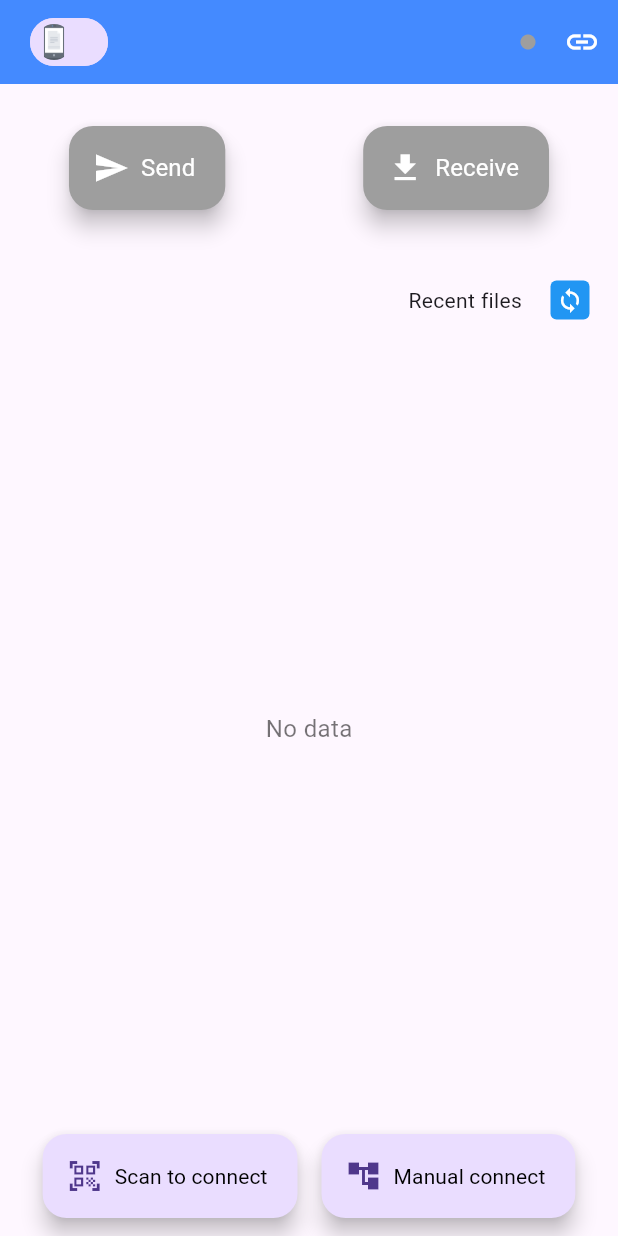
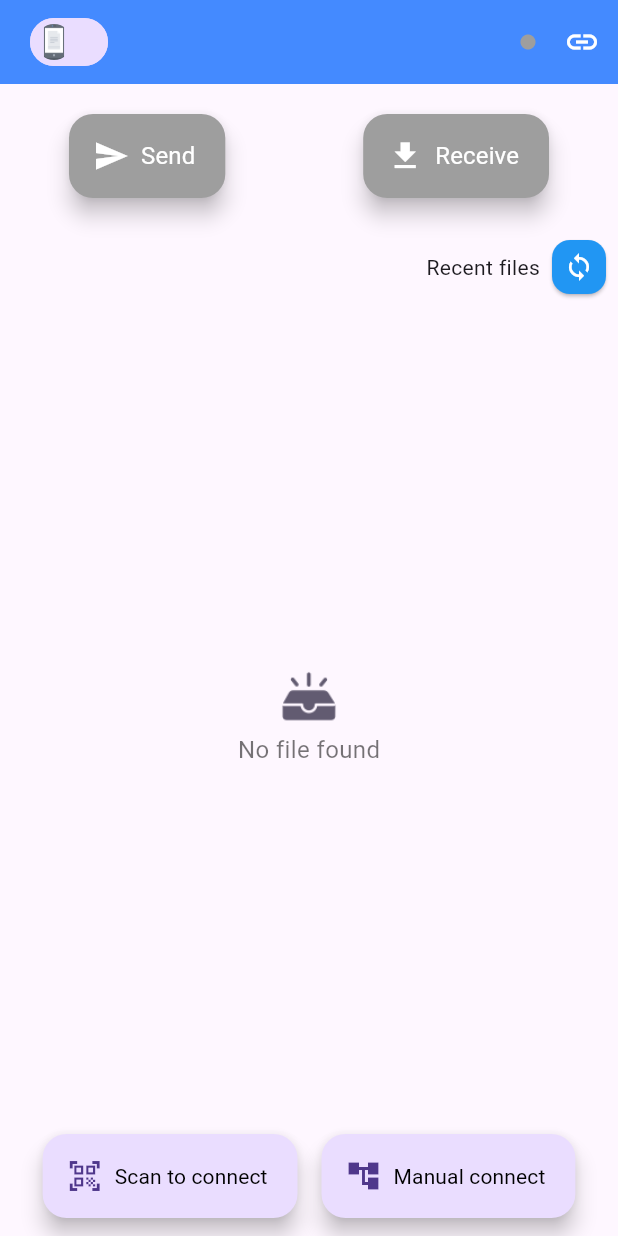
Before and after one commit to huynguyennovem/netshare, a Flutter app: the screen it shows after launch, on a phone screen of 412 x 824 dp. Run offline on Flutter 3.47's test engine with Material 2 defaults, Android fonts, the phone set to English and light mode, and no system bars; our stand-ins replace dartz, device_info_plus, equatable, file_picker, get_it, go_router and 10 more; missing offline and left inert: android_path_provider, desktop_drop, flutter_downloader, network_info_plus, open_dir, qr_code_scanner and 2 more; accounts and stored records are empty; network calls fail.

Commit message:
Fixes #42: refactor file list UI UX (more friendly for desktop)
Signed-off-by: huynguyennovem <huynguyennovem@gmail.com>

```diff
--- a/lib/entity/source_screen.dart
+++ /dev/null
@@ -1,4 +0,0 @@
-enum SourceScreen {
-  client,
-  send
-}
--- a/lib/ui/client/navigation_widget.dart
+++ b/lib/ui/client/navigation_widget.dart
@@ -18,7 +18,7 @@ class _NavigationWidgetsState extends State<NavigationWidgets> {
   @override
   Widget build(BuildContext context) {
     return Container(
-      margin: const EdgeInsets.symmetric(vertical: 28.0, horizontal: 28.0),
+      margin: const EdgeInsets.symmetric(vertical: 20.0, horizontal: 28.0),
       child: Row(
         mainAxisAlignment: MainAxisAlignment.spaceAround,
         children: [
--- a/lib/ui/common_view/empty_widget.dart
+++ b/lib/ui/common_view/empty_widget.dart
@@ -2,15 +2,26 @@ import 'package:flutter/material.dart';
 import 'package:netshare/config/styles.dart';
 
 class EmptyWidget extends StatelessWidget {
-  const EmptyWidget({Key? key}) : super(key: key);
+
+  final String message;
+
+  const EmptyWidget({Key? key, required this.message}) : super(key: key);
 
   @override
   Widget build(BuildContext context) {
-    return const Center(
-      child: Text(
-        'No data',
-        style: CommonTextStyle.textStyleNormal,
-      ),
+    return Center(
+      child: Column(
+        mainAxisAlignment: MainAxisAlignment.center,
+        children: [
+          Image.asset(
+            'assets/images/ic_empty.png',
+            color: Theme.of(context).colorScheme.secondary,
+            width: 48.0,
+            height: 48.0,
+          ),
+          Text(message, style: CommonTextStyle.textStyleNormal),
+        ],
+      )
     );
   }
 }
--- a/lib/ui/list_file/list_shared_files_widget.dart
+++ b/lib/ui/list_file/list_shared_files_widget.dart
@@ -1,10 +1,9 @@
 import 'package:flutter/material.dart';
 import 'package:netshare/di/di.dart';
-import 'package:netshare/entity/source_screen.dart';
 import 'package:netshare/provider/file_provider.dart';
 import 'package:netshare/repository/file_repository.dart';
 import 'package:netshare/ui/common_view/empty_widget.dart';
-import 'package:netshare/ui/list_file/file_tile.dart';
+import 'package:netshare/ui/list_file/file_tile_client.dart';
 import 'package:provider/provider.dart';
 
 class ListSharedFiles extends StatefulWidget {
@@ -17,6 +16,7 @@ class ListSharedFiles extends StatefulWidget {
 class _ListSharedFilesState extends State<ListSharedFiles> {
 
   final fileRepository = getIt.get<FileRepository>();
+  final scrollController = ScrollController();
 
   @override
   Widget build(BuildContext context) {
@@ -29,15 +29,29 @@ class _ListSharedFilesState extends State<ListSharedFiles> {
           child: Column(
             children: [
               _buildHeader(),
+              const SizedBox(height: 8.0),
               Flexible(
                 child: files.isNotEmpty
-                    ? ListView.separated(
+                    ? _buildListFiles(files)
+                    : const EmptyWidget(message: 'No file found'),
+              ),
+            ],
+          ),
+        );
+      },
+    );
+  }
+
+  _buildListFiles(files) => Container(
+    margin: const EdgeInsets.all(16.0),
+    child: Scrollbar(
+      controller: scrollController,
+      thumbVisibility: false,
+      child: ListView.separated(
+        controller: scrollController,
         shrinkWrap: true,
         itemBuilder: (context, index) {
-                          return FileTile(
-                            sharedFile: files.elementAt(index),
-                            sourceScreen: SourceScreen.client,
-                          );
+          return FileTileClient(sharedFile: files.elementAt(index));
         },
         separatorBuilder: (context, index) {
           return const Divider(
@@ -49,37 +63,39 @@ class _ListSharedFilesState extends State<ListSharedFiles> {
           );
         },
         itemCount: files.length,
-                      )
-                    : const EmptyWidget(),
       ),
-            ],
     ),
   );
-      },
-    );
-  }
 
   _buildHeader() => Row(
     mainAxisAlignment: MainAxisAlignment.end,
     children: [
       const Text('Recent files'),
-      TextButton(
-        child: Container(
-          padding: const EdgeInsets.all(4.0),
-          decoration: const BoxDecoration(
-            color: Colors.blue,
-            borderRadius: BorderRadius.all(
-              Radius.circular(4.0),
+      Container(
+        width: 36.0,
+        margin: const EdgeInsets.symmetric(horizontal: 8.0),
+        child: AspectRatio(
+          aspectRatio: 1,
+          child: ElevatedButton(
+            style: ButtonStyle(
+              padding: MaterialStateProperty.all(EdgeInsets.zero),
+              backgroundColor: MaterialStateProperty.all<Color>(Colors.blue),
+              shape: MaterialStateProperty.all<RoundedRectangleBorder>(
+                RoundedRectangleBorder(
+                  borderRadius: BorderRadius.circular(12.0),
                 ),
               ),
-          child: const Icon(Icons.sync, color: Colors.white),
             ),
             onPressed: () async {
-          final files = (await fileRepository.getSharedFilesWithState()).getOrElse(() => {});
+              final files =
+                  (await fileRepository.getSharedFilesWithState()).getOrElse(() => {});
               if (mounted) {
                 context.read<FileProvider>().addAllSharedFiles(sharedFiles: files);
               }
             },
+            child: const Icon(Icons.sync, color: Colors.white, size: 20.0),
+          ),
+        ),
       ),
     ],
   );
```
Also changed, not shown: lib/ui/list_file/file_tile_client.dart (renamed from lib/ui/list_file/file_tile.dart, +83 -48 lines), lib/ui/list_file/file_tile_upload.dart (added, +98 -0 lines), lib/ui/send/send_widget.dart (+5 -17 lines). Lines whose indentation alone changed are shown as unchanged.
